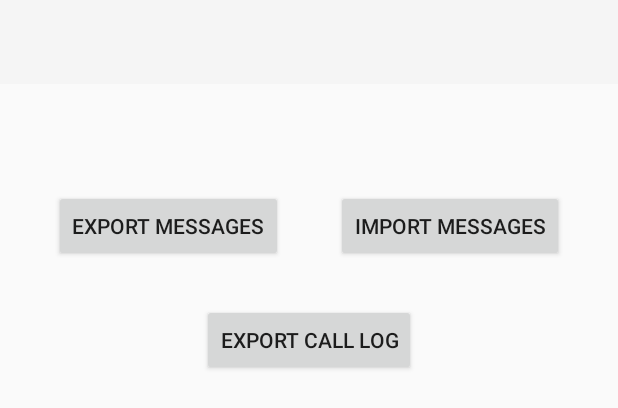
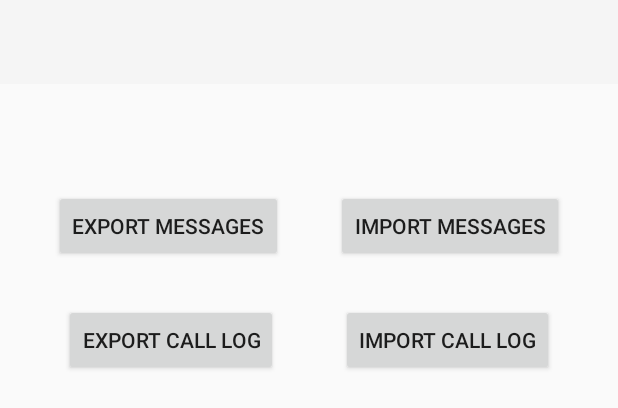
Before and after one commit to tmo1/sms-ie, an Android app: the layout activity_main.xml on its own in the app's theme, with its tools: preview values and no code run, on a phone screen of 412 x 824 dp. Shown: the top 408 px of the screen. Run offline under Robolectric (Android 15) with nearby library versions, the phone set to English and light mode, and no system bars.

Commit message:
feat: import call logs

```diff
--- a/app/src/main/AndroidManifest.xml
+++ b/app/src/main/AndroidManifest.xml
@@ -25,6 +25,7 @@
     <uses-permission android:name="android.permission.READ_SMS" />
     <uses-permission android:name="android.permission.READ_CONTACTS" />
     <uses-permission android:name="android.permission.READ_CALL_LOG" />
+    <uses-permission android:name="android.permission.WRITE_CALL_LOG" />
 
     <application
         android:allowBackup="true"
--- a/app/src/main/res/layout/activity_main.xml
+++ b/app/src/main/res/layout/activity_main.xml
@@ -64,11 +64,19 @@
         android:layout_height="wrap_content"
         android:layout_marginTop="28dp"
         android:text="@string/export_call_log_button_label"
-        app:layout_constraintBottom_toTopOf="@+id/guideline3"
+        app:layout_constraintEnd_toStartOf="@+id/import_call_log_button"
+        app:layout_constraintStart_toStartOf="parent"
+        app:layout_constraintTop_toBottomOf="@+id/export_messages_button" />
+
+    <Button
+        android:id="@+id/import_call_log_button"
+        android:layout_width="wrap_content"
+        android:layout_height="wrap_content"
+        android:layout_marginTop="28dp"
+        android:text="@string/import_call_log_button_label"
         app:layout_constraintEnd_toEndOf="parent"
-        app:layout_constraintStart_toStartOf="parent"
-        app:layout_constraintTop_toBottomOf="@+id/export_messages_button"
-        app:layout_constraintVertical_bias="0.0" />
+        app:layout_constraintStart_toEndOf="@+id/export_call_log_button"
+        app:layout_constraintTop_toBottomOf="@id/import_messages_button" />
 
     <androidx.constraintlayout.widget.Guideline
         android:id="@+id/guideline3"
--- a/app/src/main/res/values/strings.xml
+++ b/app/src/main/res/values/strings.xml
@@ -36,4 +36,8 @@
     <string name="include_binary_data">Include (encoded) binary MMS data</string>
     <string name="title_activity_settings">SettingsActivity</string>
     <string name="settings">Settings</string>
+    <string name="import_call_log_button_label">Import Call Log</string>
+    <string name="begin_importing_call_log">Importing call log</string>
+    <string name="import_call_log_results">%1$d call(s) imported.\nElapsed time: %2$s</string>
+    <string name="call_logs_write_permissions_required">Importing call logs requires permission to Read and write call logs</string>
 </resources>
```
Also changed, not shown: app/src/main/java/com/github/tmo1/sms_ie/ImportExport.kt (+51 -0 lines), app/src/main/java/com/github/tmo1/sms_ie/MainActivity.kt (+50 -13 lines).
